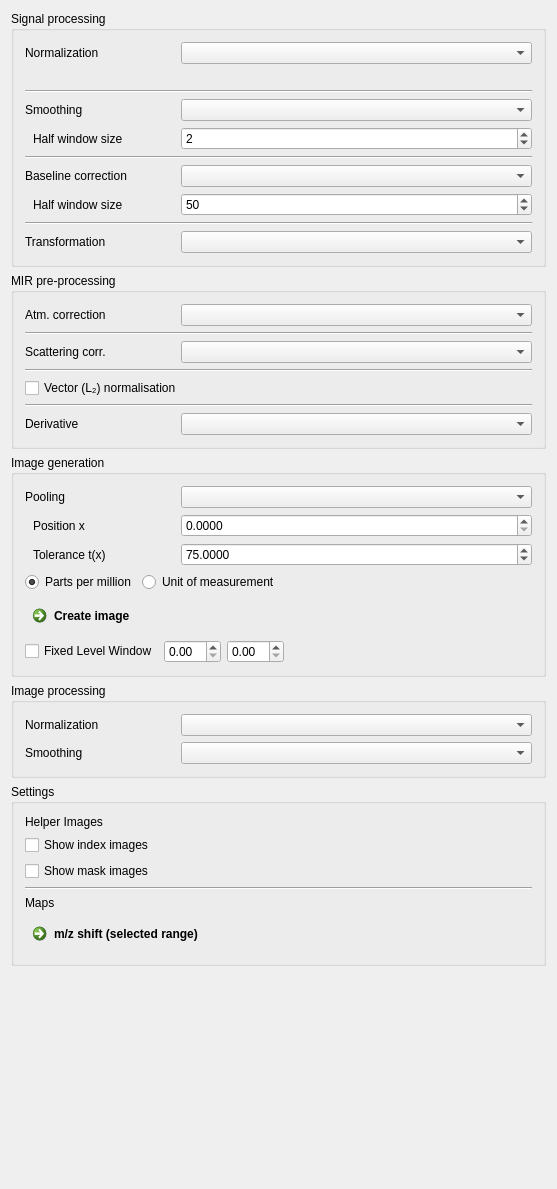
Before: the Qt Designer form Plugins/org.mitk.gui.qt.m2.data/src/internal/m2DataView.ui in m2aia/m2aia, drawn with Qt 5.
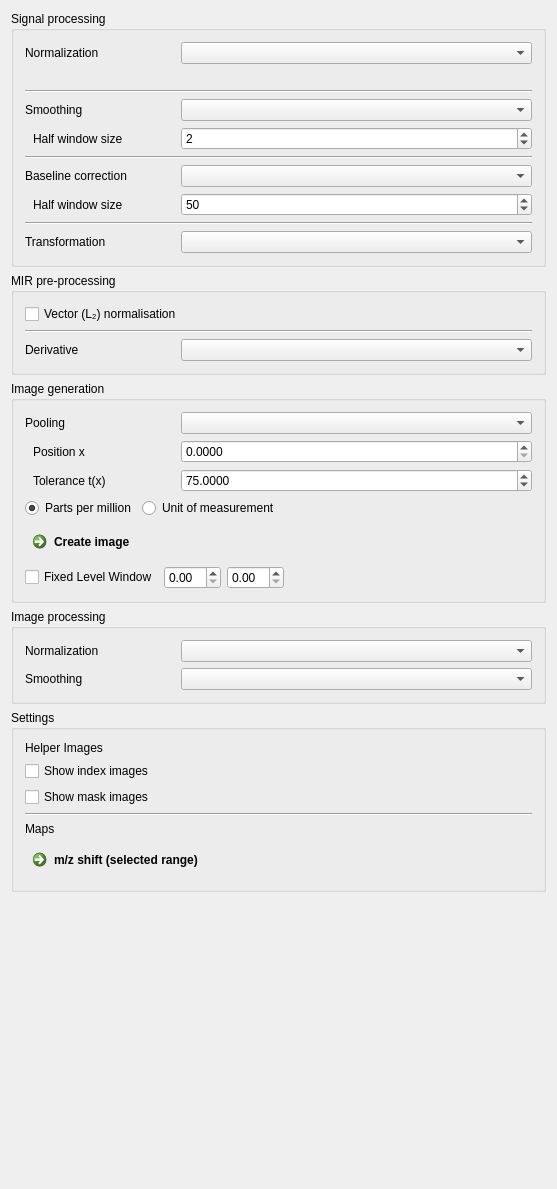
After: the same form once the commit is applied.

Commit message: Implement Savitzky-Golay derivatives and remove correction options from UI

Diff of the .ui file:
```diff
--- a/Plugins/org.mitk.gui.qt.m2.data/src/internal/m2DataView.ui
+++ b/Plugins/org.mitk.gui.qt.m2.data/src/internal/m2DataView.ui
@@ -369,52 +369,6 @@
       <string>MIR pre-processing</string>
      </property>
      <layout class="QVBoxLayout" name="verticalLayout_MIR">
-      <item>
-       <layout class="QHBoxLayout" name="hLayoutMIRAtm">
-        <item>
-         <widget class="QLabel" name="labelMIRAtm">
-          <property name="minimumSize"><size><width>150</width><height>0</height></size></property>
-          <property name="maximumSize"><size><width>150</width><height>16777215</height></size></property>
-          <property name="text"><string>Atm. correction</string></property>
-          <property name="toolTip"><string>Suppress CO&#8322; and H&#8322;O-vapour bands by linear interpolation across the affected wavenumber ranges.</string></property>
-          <property name="indent"><number>0</number></property>
-         </widget>
-        </item>
-        <item>
-         <widget class="QComboBox" name="CBMIRAtmosphericCorrection">
-          <property name="toolTip"><string>None: off.  Linear interpolation: bridge CO&#8322; (~2280-2400 cm&#8254;&#185;) and H&#8322;O vapour (~1500-1900, 3540-3900 cm&#8254;&#185;) bands with a straight-line ramp.</string></property>
-         </widget>
-        </item>
-       </layout>
-      </item>
-      <item>
-       <widget class="Line" name="lineMIR1">
-        <property name="orientation"><enum>Qt::Orientation::Horizontal</enum></property>
-       </widget>
-      </item>
-      <item>
-       <layout class="QHBoxLayout" name="hLayoutMIRScat">
-        <item>
-         <widget class="QLabel" name="labelMIRScat">
-          <property name="minimumSize"><size><width>150</width><height>0</height></size></property>
-          <property name="maximumSize"><size><width>150</width><height>16777215</height></size></property>
-          <property name="text"><string>Scattering corr.</string></property>
-          <property name="toolTip"><string>Subtract a polynomial baseline to remove Mie-scattering offsets from tissue sections.</string></property>
-          <property name="indent"><number>0</number></property>
-         </widget>
-        </item>
-        <item>
-         <widget class="QComboBox" name="CBMIRScatteringCorrection">
-          <property name="toolTip"><string>None: off.  Polynomial (degree 2): fit and subtract a least-squares quadratic baseline (EMSC-lite).</string></property>
-         </widget>
-        </item>
-       </layout>
-      </item>
-      <item>
-       <widget class="Line" name="lineMIR2">
-        <property name="orientation"><enum>Qt::Orientation::Horizontal</enum></property>
-       </widget>
-      </item>
       <item>
        <widget class="QCheckBox" name="ckMIRVectorNormalization">
         <property name="text"><string>Vector (L&#8322;) normalisation</string></property>
```
The commit also changes 6 other files.
